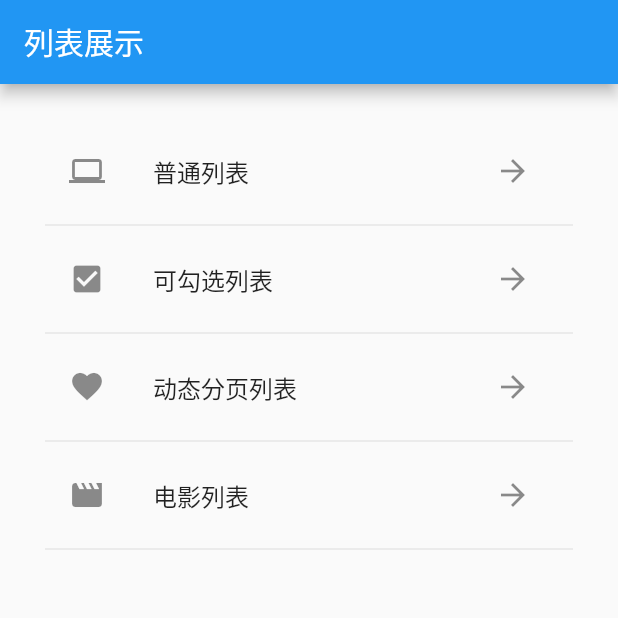
After one commit to OceanCheung/flutter_work, a Flutter app: the ListPage screen opened directly, on a phone screen of 412 x 824 dp, the top half of it. The commit adds this screen. Run offline on Flutter 3.47's test engine with Material 2 defaults, Android fonts, the phone set to English and light mode, and no system bars; our stand-ins replace dio; missing offline and left inert: flutter_webview_plugin; generated files the repository leaves out were written again; network calls fail.

Commit message:
新增自定义图标功能

```diff
--- /dev/null
+++ b/lib/config/custom_icon.dart
@@ -0,0 +1,12 @@
+import 'package:flutter/widgets.dart';
+
+class CustomIcon {
+  CustomIcon._();
+  static const _kFontFam = 'CustomIcon';
+  static const IconData favorite_border =
+      const IconData(0xe800, fontFamily: _kFontFam);
+  static const IconData favorite =
+      const IconData(0xe801, fontFamily: _kFontFam);
+  static const IconData magic_wand =
+      const IconData(0xe803, fontFamily: _kFontFam);
+}
--- a/lib/pages/home.dart
+++ b/lib/pages/home.dart
@@ -3,6 +3,7 @@ import '../pages/project.dart';
 import '../pages/chart.dart';
 import '../pages/map.dart';
 import '../pages/setting.dart';
+import '../pages/list.dart';
 
 ///主页面
 class HomePage extends StatefulWidget {
@@ -33,6 +34,7 @@ class _HomePageState extends State<HomePage> {
       ChartPage(),
       MapPage(),
       SettingPage(),
+      ListPage()
     ];
     //初始化底部导航栏
     bottomNavigationBarItemList = <BottomNavigationBarItem>[
@@ -41,6 +43,7 @@ class _HomePageState extends State<HomePage> {
           icon: Icon(Icons.insert_chart), title: Text('报表')),
       BottomNavigationBarItem(icon: Icon(Icons.map), title: Text('地图')),
       BottomNavigationBarItem(icon: Icon(Icons.message), title: Text('设置')),
+      BottomNavigationBarItem(icon: Icon(Icons.list), title: Text('列表'))
     ];
     //初始化当前页面
     currentPage = pageList[currentIndex];
@@ -67,7 +70,7 @@ class _HomePageState extends State<HomePage> {
         onPressed: () {},
         child: Icon(Icons.add),
       ),
-      floatingActionButtonLocation: FloatingActionButtonLocation.centerDocked,
+      floatingActionButtonLocation: FloatingActionButtonLocation.centerFloat,
       body: currentPage,
       bottomNavigationBar: getBottomNavigationBar(),
     );
--- /dev/null
+++ b/lib/pages/list.dart
@@ -0,0 +1,54 @@
+import 'package:flutter/material.dart';
+import '../config/custom_icon.dart';
+
+class ListPage extends StatefulWidget {
+  @override
+  _ListPageState createState() {
+    return _ListPageState();
+  }
+}
+
+class _ListPageState extends State<ListPage> {
+  @override
+  Widget build(BuildContext context) {
+    return Scaffold(
+        appBar: AppBar(title: Text('列表展示'), automaticallyImplyLeading: false),
+        body: ListView(
+          padding: EdgeInsets.all(30),
+          children: <Widget>[
+            ListTile(
+              title: Text('普通列表'),
+              leading: Icon(Icons.computer),
+              trailing:
+                  IconButton(onPressed: () {}, icon: Icon(Icons.arrow_forward)),
+              onTap: () {},
+            ),
+            Divider(),
+            ListTile(
+              title: Text('可勾选列表'),
+              leading: Icon(Icons.check_box),
+              trailing:
+                  IconButton(onPressed: () {}, icon: Icon(Icons.arrow_forward)),
+              onTap: () {},
+            ),
+            Divider(),
+            ListTile(
+              title: Text('动态分页列表'),
+              leading: Icon(CustomIcon.favorite),
+              trailing:
+                  IconButton(onPressed: () {}, icon: Icon(Icons.arrow_forward)),
+              onTap: () {},
+            ),
+            Divider(),
+            ListTile(
+              title: Text('电影列表'),
+              leading: Icon(Icons.movie),
+              trailing:
+                  IconButton(onPressed: () {}, icon: Icon(Icons.arrow_forward)),
+              onTap: () {},
+            ),
+            Divider(),
+          ],
+        ));
+  }
+}
--- a/lib/pages/project.dart
+++ b/lib/pages/project.dart
@@ -1,6 +1,6 @@
 import 'package:flutter/material.dart';
 import './search.dart';
-import '../assets/network/net_image.dart';
+import '../assets/images/network/net_image.dart';
 import 'dart:convert';
 import 'package:dio/dio.dart';
 import '../api/api.dart';
--- a/pubspec.yaml
+++ b/pubspec.yaml
@@ -44,7 +44,11 @@ flutter:
   uses-material-design: true
   # To add assets to your application, add an assets section, like this:
   assets:
-    - lib/assets/local/login/logo.png
+    - lib/assets/images/local/login/logo.png
+  fonts:
+    - family: CustomIcon
+      fonts:
+        - asset: lib/assets/fonts/CustomIcon.ttf #自定义图标
   # An image asset can refer to one or more resolution-specific "variants", see
   # https://flutter.io/assets-and-images/#resolution-aware.
   # For details regarding adding assets from package dependencies, see
```
Also changed, not shown: lib/assets/fonts/CustomIcon.ttf (added), lib/assets/images/local/login/logo.png (renamed from lib/assets/local/login/logo.png), lib/assets/images/network/net_image.dart (renamed from lib/assets/network/net_image.dart).
